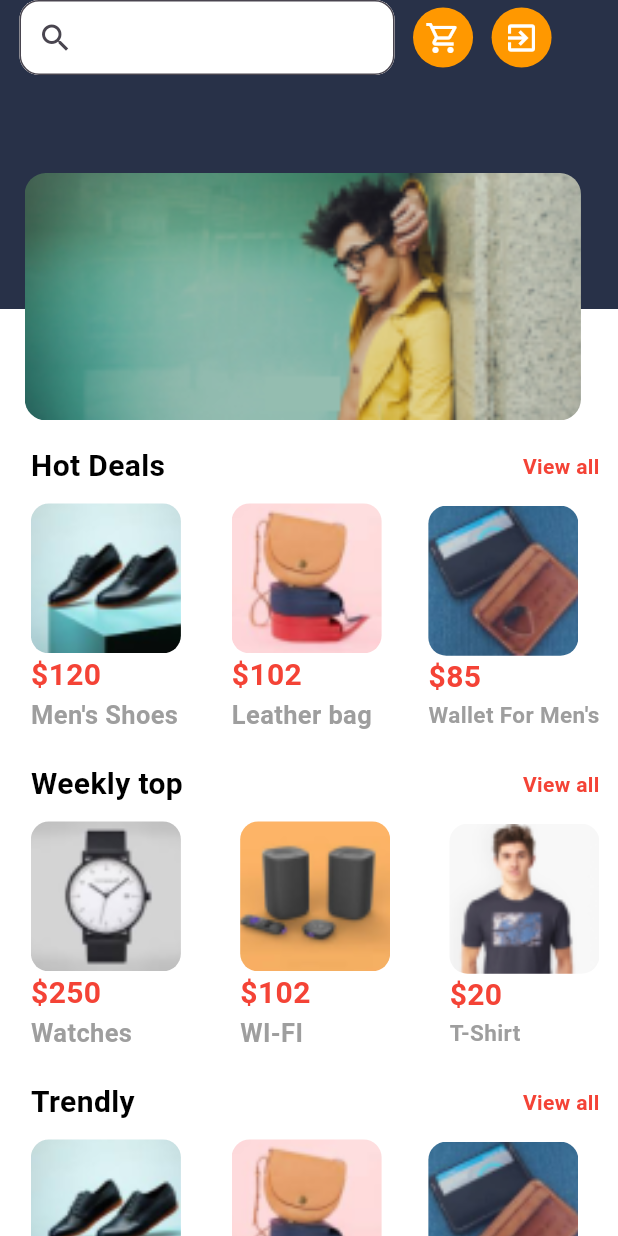
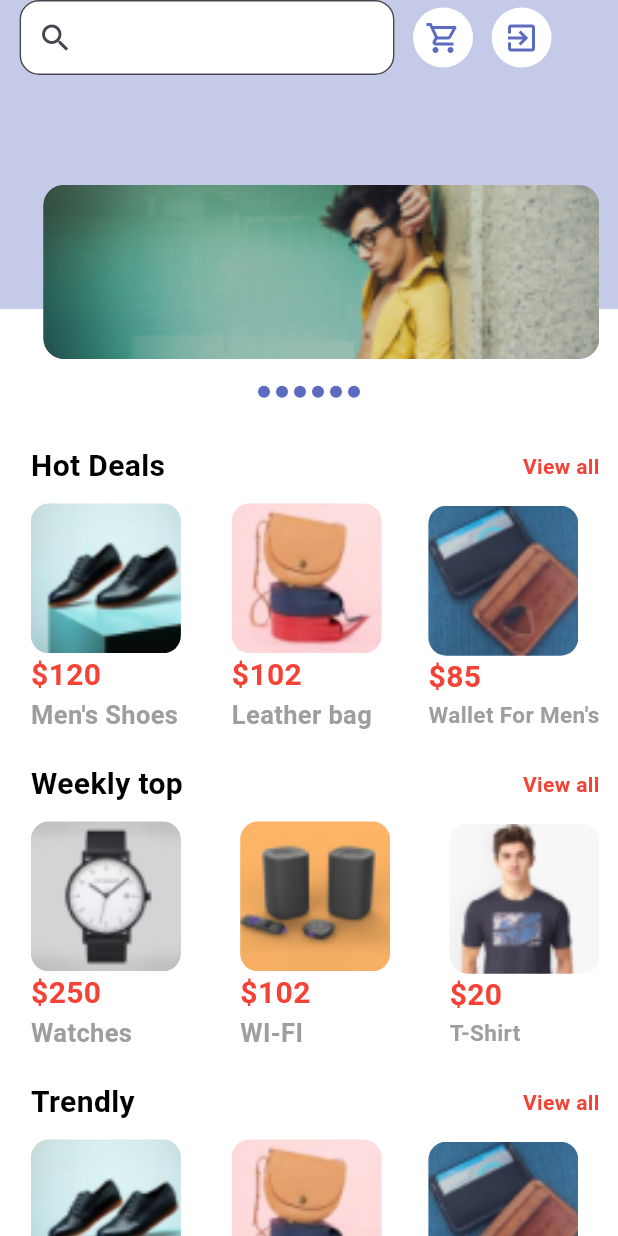
Before and after one commit to sujoodabumarzoq/shoping_firebase, a Flutter app: the HomeScreen screen opened directly, on a phone screen of 412 x 824 dp. Run offline on Flutter 3.47's test engine with Material 2 defaults, Android fonts, the phone set to English and light mode, and no system bars; drawn by our look-alikes of carousel_slider; our stand-ins replace awesome_dialog, bloc, firebase_auth, firebase_core, flutter_bloc; accounts and stored records are empty; generated files the repository leaves out were written again.

Commit message:
AdvertisementHomeScreen UI DONE

```diff
--- a/lib/Features/home/presentation/HomeScreen.dart
+++ b/lib/Features/home/presentation/HomeScreen.dart
@@ -18,13 +18,14 @@ class HomeScreen extends StatelessWidget {
           Container(
             height: height*0.25,
             width: width,
-            color: const Color(0xff283148),
+            color: Colors.indigo.shade100,
           ),
           appbarhome(width: width),
-          advertisement_homescreen(height: height, width: width),
+          AdvertisementHomeScreen(height: height,width: width),
           list_body(height: height, width: width)
         ],
       ),
     );
   }
+
 }
--- a/lib/Features/home/presentation/widgets/advertisement_homescreen.dart
+++ b/lib/Features/home/presentation/widgets/advertisement_homescreen.dart
@@ -1,14 +1,89 @@
 import 'package:flutter/material.dart';
+import 'package:carousel_slider/carousel_slider.dart';
 
-class advertisement_homescreen extends StatelessWidget {
-  const advertisement_homescreen({
-    super.key,
+class AdvertisementHomeScreen extends StatefulWidget {
+  const AdvertisementHomeScreen({
+    Key? key,
     required this.height,
     required this.width,
-  });
+  }) : super(key: key);
 
   final double height;
   final double width;
+
+  @override
+  _AdvertisementHomeScreenState createState() => _AdvertisementHomeScreenState();
+}
+
+class _AdvertisementHomeScreenState extends State<AdvertisementHomeScreen> {
+  int _currentIndex = 0;
+
+  final List<String> imagePaths = [
+    'assets/mainbanner.png',
+    'assets/mainbanner.png',
+    'assets/mainbanner.png',
+    'assets/mainbanner.png',
+    'assets/mainbanner.png',
+    'assets/mainbanner.png',
+  ];
+
+  @override
+  Widget build(BuildContext context) {
+    return Column(
+      children: [
+        SizedBox(
+          height: widget.height * 0.3,
+          width: widget.width,
+          child: CarouselSlider(
+            items: imagePaths.map((imagePath) {
+              return AdvertisementWidget(
+                imagePath: imagePath,
+                width: widget.width,
+                height: widget.height,
+              );
+            }).toList(),
+            options: CarouselOptions(
+              autoPlay: true, // تمكين التشغيل التلقائي
+              enlargeCenterPage: true,
+              viewportFraction: 1.0, // عرض صفحة واحدة في كل مرة
+              onPageChanged: (index, reason) {
+                setState(() {
+                  _currentIndex = index;
+                });
+              },
+            ),
+          ),
+        ),
+        Row(
+          mainAxisAlignment: MainAxisAlignment.center,
+          children: imagePaths.map((imagePath) {
+            int index = imagePaths.indexOf(imagePath);
+            return Container(
+              width: 8.0,
+              height: 8.0,
+              margin: EdgeInsets.symmetric(vertical: 10.0, horizontal: 2.0),
+              decoration: BoxDecoration(
+                shape: BoxShape.circle,
+                color: _currentIndex == index ?Colors.indigo.shade400 : Colors.grey,
+              ),
+            );
+          }).toList(),
+        ),
+      ],
+    );
+  }
+}
+
+class AdvertisementWidget extends StatelessWidget {
+  final String imagePath;
+  final double width;
+  final double height;
+
+  AdvertisementWidget({
+    required this.imagePath,
+    required this.width,
+    required this.height,
+  });
 
   @override
   Widget build(BuildContext context) {
@@ -18,9 +93,12 @@ class advertisement_homescreen extends StatelessWidget {
         height: height * 0.2,
         width: width * 0.9,
         decoration: BoxDecoration(
-            borderRadius: BorderRadius.circular(14),
-            image: const DecorationImage(
-                fit: BoxFit.cover, image: AssetImage('assets/mainbanner.png'))),
+          borderRadius: BorderRadius.circular(14),
+          image: DecorationImage(
+            fit: BoxFit.cover,
+            image: AssetImage(imagePath),
+          ),
+        ),
       ),
     );
   }
--- a/lib/Features/home/presentation/widgets/appbarhome.dart
+++ b/lib/Features/home/presentation/widgets/appbarhome.dart
@@ -44,12 +44,12 @@ class appbarhome extends StatelessWidget {
               height: 40,
               width: 40,
               decoration: BoxDecoration(
-                color: Colors.orange,
+                color: Colors.white,
                 borderRadius: BorderRadius.circular(50),
               ),
-              child: const Icon(
+              child:  Icon(
                 Icons.shopping_cart_outlined,
-                color: Colors.white,
+                color: Colors.indigo.shade400,
               ),
             ),
             SizedBox(
@@ -59,7 +59,7 @@ class appbarhome extends StatelessWidget {
                 height: 40,
                 width: 40,
                 decoration: BoxDecoration(
-                  color: Colors.orange,
+                  color: Colors.white,
                   borderRadius: BorderRadius.circular(50),
                 ),
                 child:       IconButton(
@@ -74,9 +74,9 @@ class appbarhome extends StatelessWidget {
                     );
                     // Navigator.of(context).pushReplacementNamed("login");
                   },
-                  icon: const Icon(
+                  icon:  Icon(
                     Icons.exit_to_app,
-                    color: Colors.white,
+                    color: Colors.indigo.shade400,
                   ),
                 )
 
--- a/lib/Features/login/manger/login_cubit.dart
+++ b/lib/Features/login/manger/login_cubit.dart
@@ -4,7 +4,7 @@ import 'package:firebase_auth/firebase_auth.dart';
 import 'package:flutter/material.dart';
 import 'package:flutter_bloc/flutter_bloc.dart';
 import 'package:meta/meta.dart';
-import 'package:shoping/Features/home/presentation/HomeScreen.dart';
+import 'package:shoping/Features/chooseUser/choose_user.dart';
 
 part 'login_state.dart';
 
@@ -28,7 +28,7 @@ class LoginCubit extends Cubit<LoginState> {
           Navigator.pushReplacement(
             context,
             MaterialPageRoute(
-              builder: (context) => const HomeScreen(),
+              builder: (context) => const chooseuser(),
             ),
           );
         } else {
--- a/lib/main.dart
+++ b/lib/main.dart
@@ -3,7 +3,7 @@ import 'package:firebase_core/firebase_core.dart';
 import 'package:flutter/material.dart';
 import 'package:flutter/services.dart';
 import 'package:flutter_bloc/flutter_bloc.dart';
-import 'package:shoping/Features/home/presentation/HomeScreen.dart';
+import 'package:shoping/Features/chooseUser/choose_user.dart';
 import 'package:shoping/Features/login/manger/login_cubit.dart';
 import 'package:shoping/Features/login/presentation/login__screen.dart';
 import 'package:shoping/Features/signup/manger/singup_cubit.dart';
@@ -63,7 +63,7 @@ class _MyAppState extends State<MyApp> {
         ),
         home: (FirebaseAuth.instance.currentUser != null &&
             FirebaseAuth.instance.currentUser!.emailVerified)
-            ? const HomeScreen()
+            ? const chooseuser()
             : const LoginScreen(),
       ),
     );
--- a/pubspec.yaml
+++ b/pubspec.yaml
@@ -45,6 +45,8 @@ dependencies:
   firebase_auth: ^4.9.0
   google_sign_in: ^6.1.5
   awesome_dialog: ^3.1.0
+  carousel_slider: ^4.2.1
+
 dev_dependencies:
   flutter_test:
     sdk: flutter
```
Also changed, not shown: lib/Features/chooseUser/choose_user.dart (added, +33 -0 lines), lib/Features/chooseUser/presentation/bodychooseuser.dart (added, +97 -0 lines), pubspec.lock.
